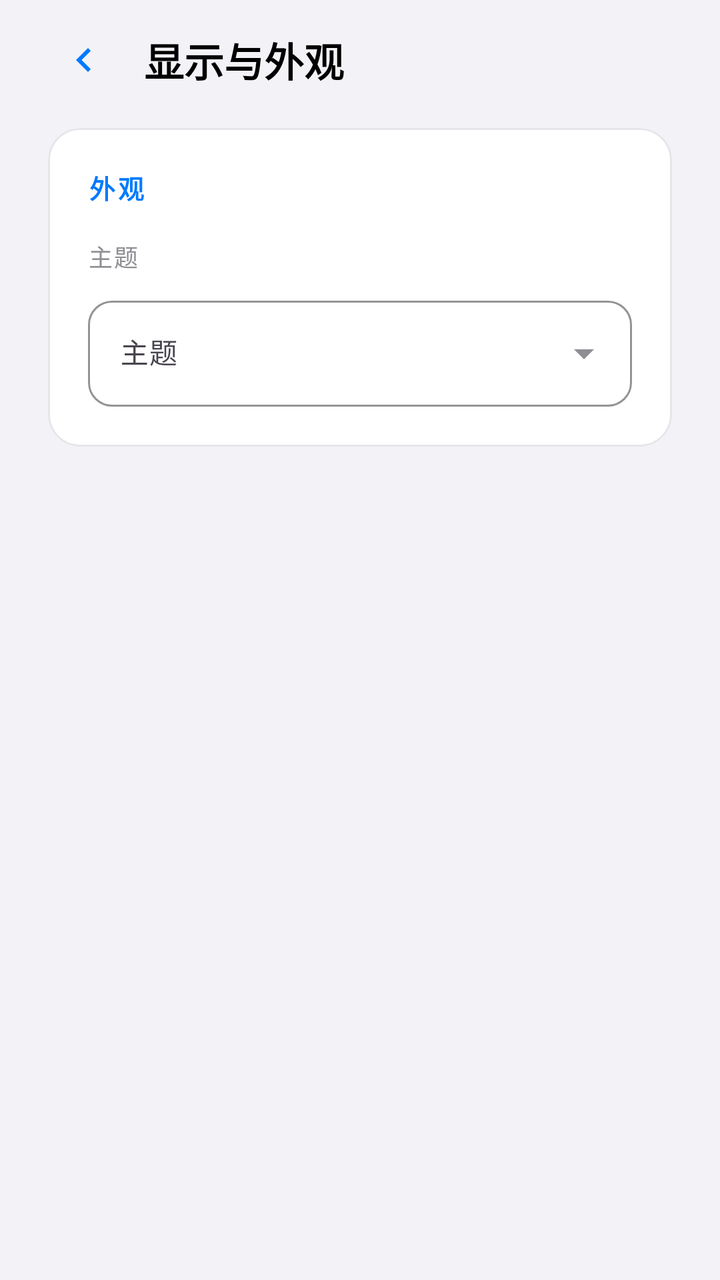
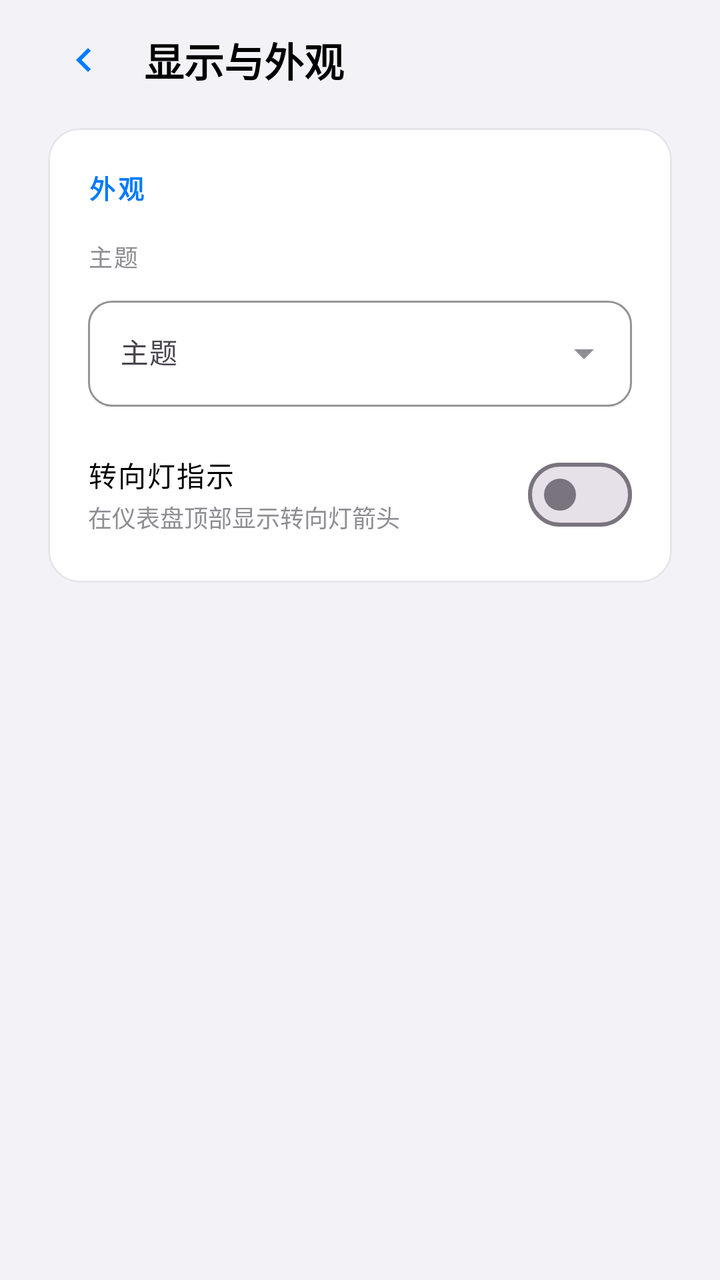

Compare the two renders of this Android layout. The source of the first and the diff that turns it into the second are given below.
<!-- AndroidManifest.xml: application theme Theme.TeslaDashboard -->
<!-- res/layout/activity_appearance_settings.xml -->
<?xml version="1.0" encoding="utf-8"?>
<ScrollView xmlns:android="http://schemas.android.com/apk/res/android"
    xmlns:app="http://schemas.android.com/apk/res-auto"
    android:id="@+id/rootScroll"
    android:layout_width="match_parent"
    android:layout_height="match_parent"
    android:background="@color/background_dark"
    android:fillViewport="true"
    android:scrollbars="none">

    <LinearLayout
        android:layout_width="match_parent"
        android:layout_height="wrap_content"
        android:orientation="vertical"
        android:paddingStart="24dp"
        android:paddingEnd="24dp"
        android:paddingTop="12dp"
        android:paddingBottom="16dp">

        
        <LinearLayout
            android:layout_width="match_parent"
            android:layout_height="wrap_content"
            android:gravity="center_vertical"
            android:orientation="horizontal"
            android:layout_marginBottom="16dp">

            <ImageButton
                android:id="@+id/btnBack"
                android:layout_width="36dp"
                android:layout_height="36dp"
                android:background="?attr/selectableItemBackgroundBorderless"
                android:contentDescription="@string/pairing_back"
                android:src="@drawable/ic_arrow_back"
                app:tint="@color/accent_cyan" />

            <TextView
                android:id="@+id/tvTitle"
                android:layout_width="wrap_content"
                android:layout_height="wrap_content"
                android:layout_marginStart="12dp"
                android:fontFamily="sans-serif-medium"
                android:text="@string/settings_display_appearance"
                android:textColor="@color/text_primary"
                android:textSize="20sp"
                android:textStyle="bold" />

        </LinearLayout>

        
        <com.google.android.material.card.MaterialCardView
            android:id="@+id/cardAppearance"
            android:layout_width="match_parent"
            android:layout_height="wrap_content"
            app:cardBackgroundColor="@color/surface_dark"
            app:cardCornerRadius="16dp"
            app:cardElevation="0dp"
            app:strokeColor="@color/divider"
            app:strokeWidth="1dp">

            <LinearLayout
                android:layout_width="match_parent"
                android:layout_height="wrap_content"
                android:orientation="vertical"
                android:padding="20dp">

                
                <TextView
                    android:id="@+id/tvSectionAppearance"
                    android:layout_width="wrap_content"
                    android:layout_height="wrap_content"
                    android:layout_marginBottom="16dp"
                    android:fontFamily="sans-serif-medium"
                    android:letterSpacing="0.1"
                    android:text="@string/settings_appearance"
                    android:textColor="@color/accent_cyan"
                    android:textSize="13sp"
                    android:textStyle="bold" />

                
                <TextView
                    android:id="@+id/tvThemeLabel"
                    android:layout_width="wrap_content"
                    android:layout_height="wrap_content"
                    android:layout_marginBottom="8dp"
                    android:fontFamily="sans-serif-medium"
                    android:letterSpacing="0.05"
                    android:text="@string/settings_theme"
                    android:textColor="@color/text_secondary"
                    android:textSize="12sp" />

                
                <com.google.android.material.textfield.TextInputLayout
                    android:id="@+id/tilTheme"
                    style="@style/Widget.Material3.TextInputLayout.OutlinedBox.ExposedDropdownMenu"
                    android:layout_width="match_parent"
                    android:layout_height="wrap_content"
                    android:hint="@string/settings_theme"
                    app:boxCornerRadiusBottomEnd="12dp"
                    app:boxCornerRadiusBottomStart="12dp"
                    app:boxCornerRadiusTopEnd="12dp"
                    app:boxCornerRadiusTopStart="12dp"
                    app:boxStrokeColor="@color/accent_cyan"
                    app:endIconTint="@color/text_secondary">

                    <AutoCompleteTextView
                        android:id="@+id/actvTheme"
                        android:layout_width="match_parent"
                        android:layout_height="wrap_content"
                        android:fontFamily="sans-serif-medium"
                        android:inputType="none"
                        android:paddingStart="12dp"
                        android:paddingEnd="8dp"
                        android:textColor="@color/text_primary"
                        android:textSize="14sp" />

                </com.google.android.material.textfield.TextInputLayout>

            </LinearLayout>

        </com.google.android.material.card.MaterialCardView>

    </LinearLayout>

</ScrollView>
<!-- resources referenced by this layout -->
<resources>
  <color name="accent_cyan">@color/accent_blue</color>
  <color name="background_dark">@color/background</color>
  <color name="divider">#E5E5EA</color>
  <color name="surface_dark">@color/surface</color>
  <color name="text_primary">#000000</color>
  <color name="text_secondary">#8E8E93</color>
  <!-- drawable ic_arrow_back (drawable) -->
  <?xml version="1.0" encoding="utf-8"?>
  <vector xmlns:android="http://schemas.android.com/apk/res/android"
      android:width="24dp"
      android:height="24dp"
      android:viewportWidth="24"
      android:viewportHeight="24"
      android:tint="@color/text_primary">
      <path
          android:fillColor="@android:color/white"
          android:pathData="M15.4,7.4L14,6L8,12L14,18L15.4,16.6L10.8,12Z" />
  </vector>
  <string name="pairing_back">返回</string>
  <string name="settings_appearance">外观</string>
  <string name="settings_display_appearance">显示与外观</string>
  <string name="settings_theme">主题</string>
  <style name="Theme.TeslaDashboard" parent="Theme.Material3.DayNight.NoActionBar">
  
          
          <item name="android:windowBackground">@color/background</item>
  
          
          <item name="android:windowNoTitle">true</item>
  
          
          <item name="android:windowFullscreen">true</item>
  
          
          <item name="android:statusBarColor">@android:color/transparent</item>
          <item name="android:navigationBarColor">@android:color/transparent</item>
          <item name="android:windowDrawsSystemBarBackgrounds">true</item>
  
          
          <item name="android:windowLightStatusBar">@bool/window_light_status_bar</item>
  
          
  
          <item name="colorPrimary">@color/accent_blue</item>
          <item name="colorOnPrimary">@android:color/white</item>
          <item name="colorPrimaryContainer">@color/surface</item>
          <item name="colorOnPrimaryContainer">@color/accent_blue</item>
  
          
          <item name="colorSurface">@color/surface</item>
          <item name="colorOnSurface">@color/text_primary</item>
  
          
          <item name="colorSecondary">@color/accent_green</item>
          <item name="colorOnSecondary">@android:color/white</item>
  
          
          <item name="colorError">@color/accent_red</item>
          <item name="colorOnError">@android:color/white</item>
  
      </style>
  <color name="accent_blue">#007AFF</color>
  <color name="background">#F2F2F7</color>
  <color name="surface">#FFFFFF</color>
  <color name="accent_green">#34C759</color>
  <color name="accent_red">#FF3B30</color>
</resources>

<!-- the commit's change to res/layout/activity_appearance_settings.xml (unified diff, before → after) -->
@@ -116,6 +116,50 @@
 
                 </com.google.android.material.textfield.TextInputLayout>
 
+                
+                <LinearLayout
+                    android:layout_width="match_parent"
+                    android:layout_height="wrap_content"
+                    android:layout_marginTop="20dp"
+                    android:gravity="center_vertical"
+                    android:orientation="horizontal">
+
+                    <LinearLayout
+                        android:layout_width="0dp"
+                        android:layout_height="wrap_content"
+                        android:layout_weight="1"
+                        android:orientation="vertical">
+
+                        <TextView
+                            android:id="@+id/tvTurnSignalsLabel"
+                            android:layout_width="wrap_content"
+                            android:layout_height="wrap_content"
+                            android:fontFamily="sans-serif-medium"
+                            android:letterSpacing="0.05"
+                            android:text="@string/settings_turn_signals"
+                            android:textColor="@color/text_primary"
+                            android:textSize="14sp" />
+
+                        <TextView
+                            android:id="@+id/tvTurnSignalsSummary"
+                            android:layout_width="wrap_content"
+                            android:layout_height="wrap_content"
+                            android:layout_marginTop="2dp"
+                            android:fontFamily="sans-serif"
+                            android:text="@string/settings_turn_signals_summary"
+                            android:textColor="@color/text_secondary"
+                            android:textSize="12sp" />
+
+                    </LinearLayout>
+
+                    <com.google.android.material.materialswitch.MaterialSwitch
+                        android:id="@+id/switchTurnSignals"
+                        android:layout_width="wrap_content"
+                        android:layout_height="wrap_content"
+                        android:layout_marginStart="16dp" />
+
+                </LinearLayout>
+
             </LinearLayout>
 
         </com.google.android.material.card.MaterialCardView>
<!-- resource entries referenced after the edit -->
@@ -22,6 +22,8 @@
   <string name="settings_appearance">外观</string>
   <string name="settings_display_appearance">显示与外观</string>
   <string name="settings_theme">主题</string>
+  <string name="settings_turn_signals">转向灯指示</string>
+  <string name="settings_turn_signals_summary">在仪表盘顶部显示转向灯箭头</string>
   <style name="Theme.TeslaDashboard" parent="Theme.Material3.DayNight.NoActionBar">
   
           
